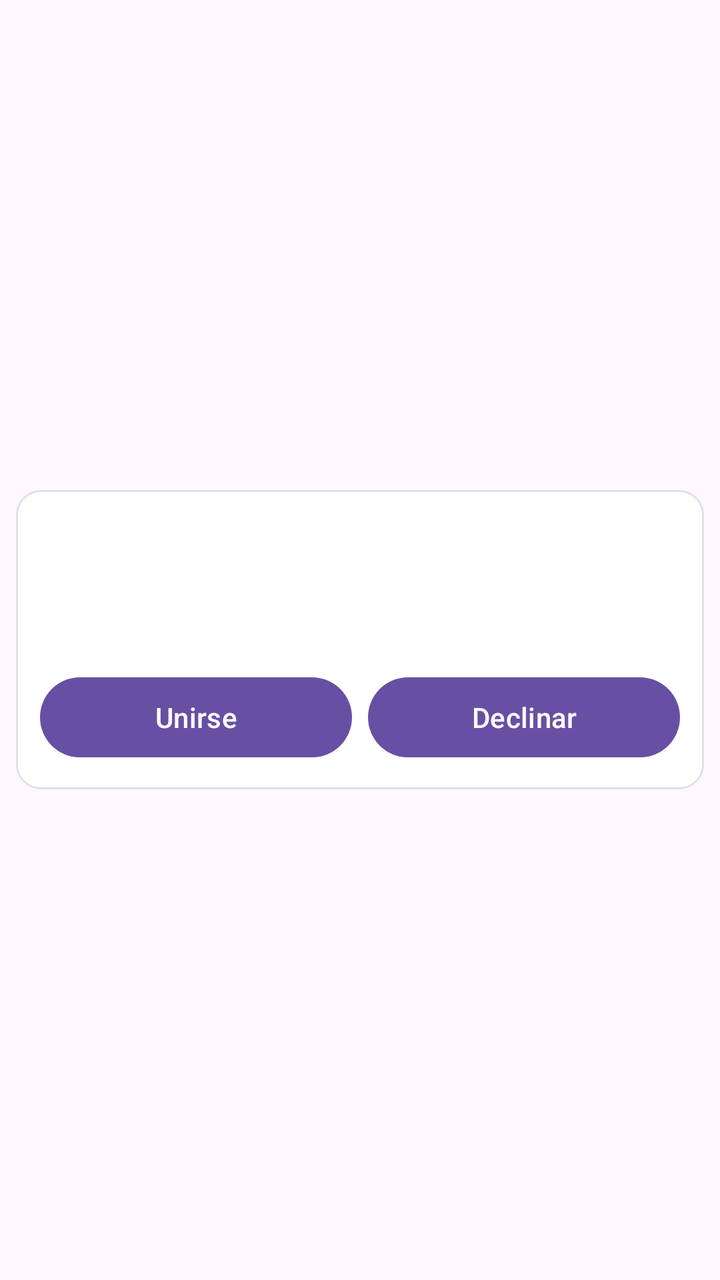
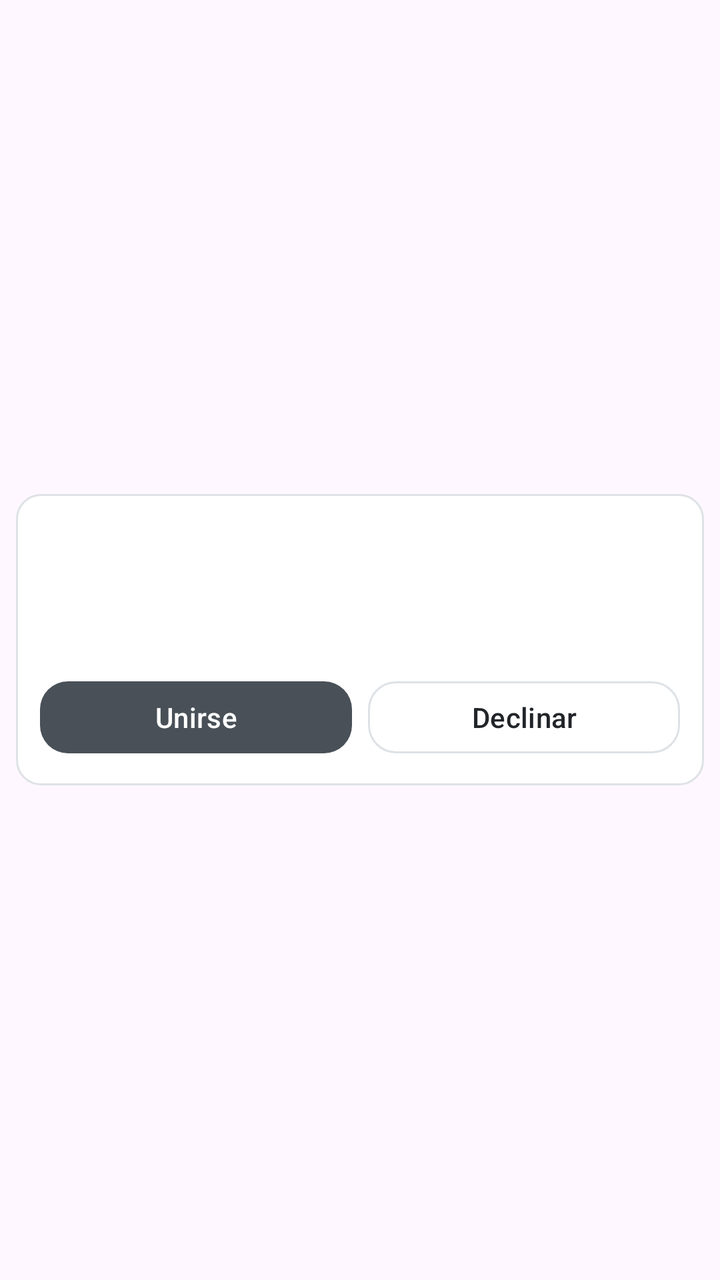

The first picture is an Android layout as it rendered before a commit; the second is the same layout after the commit. The layout source and the unified diff follow.
<!-- AndroidManifest.xml: application theme Theme.Pace -->
<!-- res/layout/item_message_event.xml -->
<?xml version="1.0" encoding="utf-8"?>
<LinearLayout
    xmlns:android="http://schemas.android.com/apk/res/android"
    android:layout_width="match_parent"
    android:layout_height="wrap_content"
    android:gravity="center"
    android:orientation="horizontal"
    android:paddingHorizontal="8dp"
    android:paddingVertical="4dp">

    <LinearLayout
        android:layout_width="match_parent"
        android:layout_height="wrap_content"
        android:orientation="vertical"
        android:background="@drawable/bg_message_system"
        android:padding="12dp">

        <TextView
            android:id="@+id/tv_event_title"
            android:layout_width="match_parent"
            android:layout_height="wrap_content"
            android:textStyle="bold"
            android:textSize="15sp"
            android:textColor="@color/text_primary" />

        <TextView
            android:id="@+id/tv_event_schedule"
            android:layout_width="match_parent"
            android:layout_height="wrap_content"
            android:layout_marginTop="4dp"
            android:textColor="@color/text_secondary"
            android:textSize="13sp" />

        <TextView
            android:id="@+id/tv_event_participants"
            android:layout_width="match_parent"
            android:layout_height="wrap_content"
            android:layout_marginTop="8dp"
            android:textColor="@color/text_primary"
            android:textSize="13sp" />

        <LinearLayout
            android:layout_width="match_parent"
            android:layout_height="wrap_content"
            android:orientation="horizontal"
            android:layout_marginTop="10dp">

            <com.google.android.material.button.MaterialButton
                android:id="@+id/btn_event_join"
                android:layout_width="0dp"
                android:layout_height="wrap_content"
                android:layout_weight="1"
                android:text="Unirse" />

            <com.google.android.material.button.MaterialButton
                android:id="@+id/btn_event_decline"
                android:layout_width="0dp"
                android:layout_height="wrap_content"
                android:layout_weight="1"
                android:layout_marginStart="8dp"
                android:text="Declinar" />
        </LinearLayout>

    </LinearLayout>
</LinearLayout>
<!-- resources referenced by this layout -->
<resources>
  <color name="text_primary">#212529</color>
  <color name="text_secondary">#6C757D</color>
  <!-- drawable bg_message_system (drawable) -->
  <?xml version="1.0" encoding="utf-8"?>
  <shape xmlns:android="http://schemas.android.com/apk/res/android">
      <solid android:color="@color/background_card" />
      <corners android:radius="12dp" />
      <stroke
          android:width="1dp"
          android:color="@color/border_color" />
  </shape>
  <style name="Theme.Pace" parent="Base.Theme.Pace" />
  <color name="background_card">#FFFFFF</color>
  <color name="border_color">#DEE2E6</color>
  <style name="Base.Theme.Pace" parent="Theme.Material3.DayNight.NoActionBar">
          
          <item name="android:statusBarColor">@color/background_primary</item>
          <item name="android:windowOptOutEdgeToEdgeEnforcement" tools:targetApi="35">true</item>
      </style>
  <color name="background_primary">#F8F9FA</color>
</resources>

<!-- the commit's change to res/layout/item_message_event.xml (unified diff, before → after) -->
@@ -47,18 +47,20 @@
 
             <com.google.android.material.button.MaterialButton
                 android:id="@+id/btn_event_join"
+                style="@style/PaceChatPrimaryButton"
                 android:layout_width="0dp"
                 android:layout_height="wrap_content"
                 android:layout_weight="1"
-                android:text="Unirse" />
+                android:text="@string/event_join" />
 
             <com.google.android.material.button.MaterialButton
                 android:id="@+id/btn_event_decline"
+                style="@style/PaceChatSecondaryButton"
                 android:layout_width="0dp"
                 android:layout_height="wrap_content"
                 android:layout_weight="1"
                 android:layout_marginStart="8dp"
-                android:text="Declinar" />
+                android:text="@string/event_decline" />
         </LinearLayout>
 
     </LinearLayout>
<!-- resource entries referenced after the edit -->
@@ -11,9 +11,28 @@
           android:width="1dp"
           android:color="@color/border_color" />
   </shape>
+  <string name="event_decline">Declinar</string>
+  <string name="event_join">Unirse</string>
+  <style name="PaceChatPrimaryButton" parent="Widget.Material3.Button">
+          <item name="backgroundTint">@color/accent_primary</item>
+          <item name="android:textColor">@color/white</item>
+          <item name="cornerRadius">14dp</item>
+          <item name="android:minHeight">44dp</item>
+          <item name="android:textAllCaps">false</item>
+      </style>
+  <style name="PaceChatSecondaryButton" parent="Widget.Material3.Button.OutlinedButton">
+          <item name="strokeColor">@color/border_color</item>
+          <item name="strokeWidth">1dp</item>
+          <item name="android:textColor">@color/text_primary</item>
+          <item name="cornerRadius">14dp</item>
+          <item name="android:minHeight">44dp</item>
+          <item name="android:textAllCaps">false</item>
+      </style>
   <style name="Theme.Pace" parent="Base.Theme.Pace" />
   <color name="background_card">#FFFFFF</color>
   <color name="border_color">#DEE2E6</color>
+  <color name="accent_primary">#495057</color>
+  <color name="white">#FFFFFFFF</color>
   <style name="Base.Theme.Pace" parent="Theme.Material3.DayNight.NoActionBar">
           
           <item name="android:statusBarColor">@color/background_primary</item>
